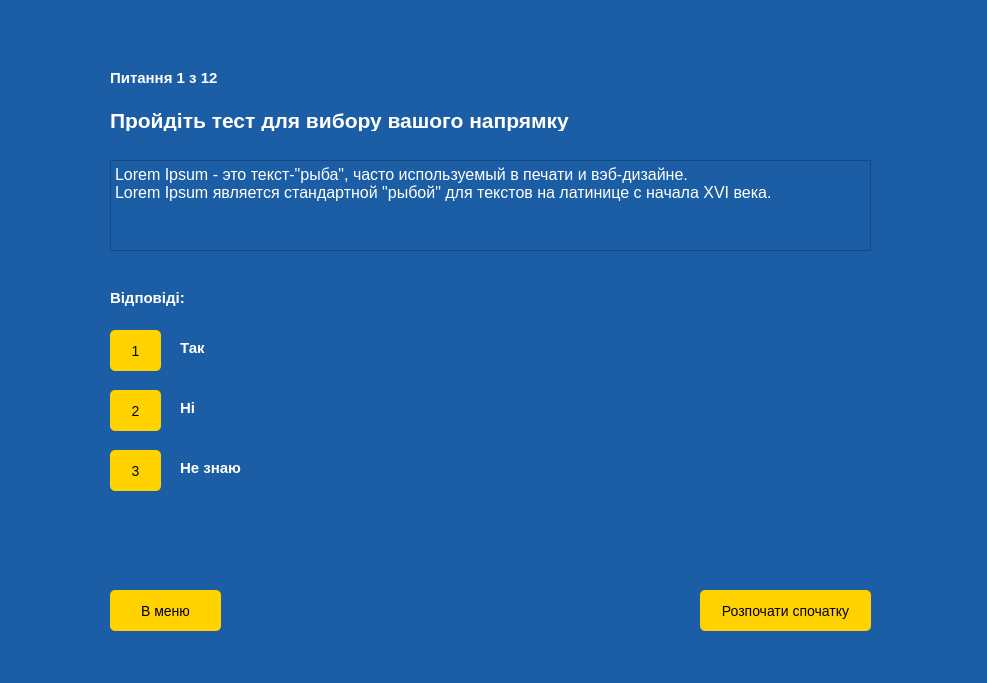
Before: the Qt Designer form testwindow.ui in admiralbub/oop_course_2020, drawn with Qt 5.
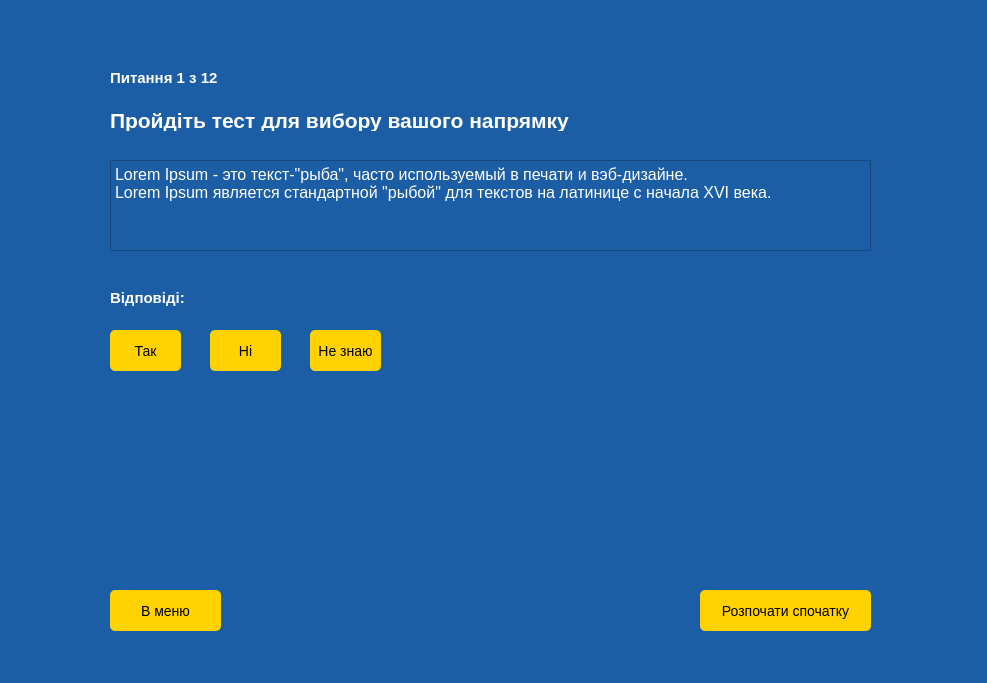
After: the same form once the commit is applied.

```diff
--- a/testwindow.ui
+++ b/testwindow.ui
@@ -49,7 +49,7 @@
      <rect>
       <x>110</x>
       <y>330</y>
-      <width>51</width>
+      <width>71</width>
       <height>41</height>
      </rect>
     </property>
@@ -67,7 +67,7 @@
 }</string>
     </property>
     <property name="text">
-     <string>1</string>
+     <string>Так</string>
     </property>
    </widget>
    <widget class="QLabel" name="label_heading">
@@ -124,9 +124,9 @@
    <widget class="QPushButton" name="answer_2">
     <property name="geometry">
      <rect>
-      <x>110</x>
-      <y>390</y>
-      <width>51</width>
+      <x>210</x>
+      <y>330</y>
+      <width>71</width>
       <height>41</height>
      </rect>
     </property>
@@ -144,15 +144,15 @@
 }</string>
     </property>
     <property name="text">
-     <string>2</string>
+     <string>Ні</string>
     </property>
    </widget>
    <widget class="QPushButton" name="answer_3">
     <property name="geometry">
      <rect>
-      <x>110</x>
-      <y>450</y>
-      <width>51</width>
+      <x>310</x>
+      <y>330</y>
+      <width>71</width>
       <height>41</height>
      </rect>
     </property>
@@ -168,57 +168,6 @@
 	 background:#fff;
      cursor:pointer;
 }</string>
-    </property>
-    <property name="text">
-     <string>3</string>
-    </property>
-   </widget>
-   <widget class="QLabel" name="variant1">
-    <property name="geometry">
-     <rect>
-      <x>180</x>
-      <y>340</y>
-      <width>371</width>
-      <height>16</height>
-     </rect>
-    </property>
-    <property name="styleSheet">
-     <string notr="true">font-size:15px;
-font-weight:700;</string>
-    </property>
-    <property name="text">
-     <string>Так</string>
-    </property>
-   </widget>
-   <widget class="QLabel" name="variant2">
-    <property name="geometry">
-     <rect>
-      <x>180</x>
-      <y>400</y>
-      <width>371</width>
-      <height>16</height>
-     </rect>
-    </property>
-    <property name="styleSheet">
-     <string notr="true">font-size:15px;
-font-weight:600;</string>
-    </property>
-    <property name="text">
-     <string>Ні</string>
-    </property>
-   </widget>
-   <widget class="QLabel" name="variant3">
-    <property name="geometry">
-     <rect>
-      <x>180</x>
-      <y>460</y>
-      <width>371</width>
-      <height>16</height>
-     </rect>
-    </property>
-    <property name="styleSheet">
-     <string notr="true">font-size:15px;
-font-weight:600;</string>
     </property>
     <property name="text">
      <string>Не знаю</string>
```
